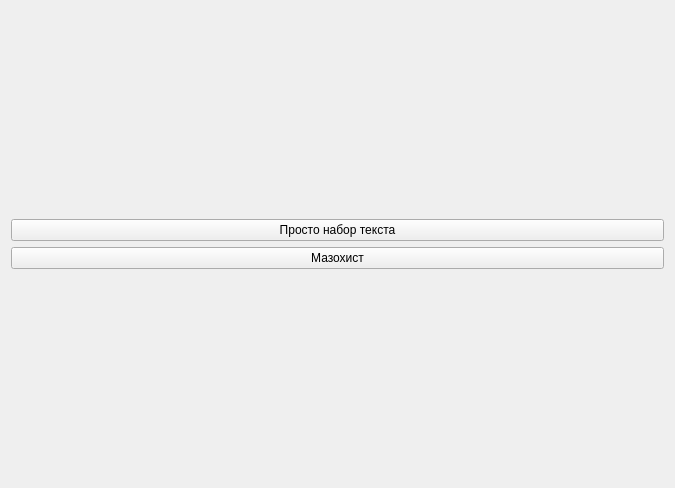
Old version of the form ui_designer_files/choose_mode.ui in the repository Asmodei-arch/typing-test.
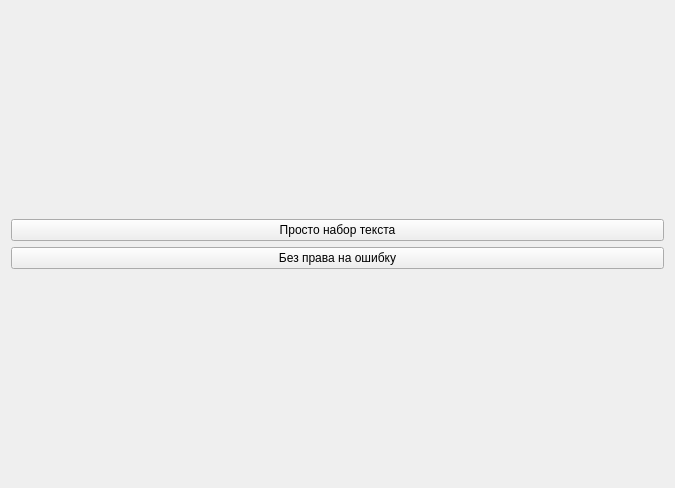
New version of the form.

What changed in the file:
```diff
--- a/ui_designer_files/choose_mode.ui
+++ b/ui_designer_files/choose_mode.ui
@@ -39,7 +39,7 @@
      <item>
       <widget class="QPushButton" name="oneErrorMode">
        <property name="text">
-        <string>Мазохист</string>
+        <string>Без права на ошибку</string>
        </property>
       </widget>
      </item>
```
Left out of the diff: 2 changed lines with no effect on the pictures.
